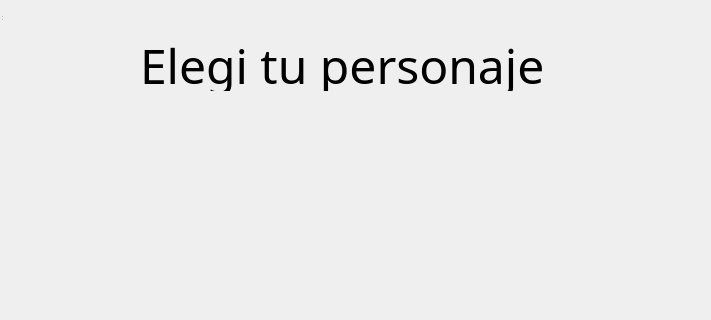
First picture: the form in src/Client/Lobby/characterselection.ui, repository franciscoduc4/TP_Jazz_Jackrabbit_2, before the edit; both pictures show x 0 to 711 and y 0 to 320 of the 800 by 600 pixel window.
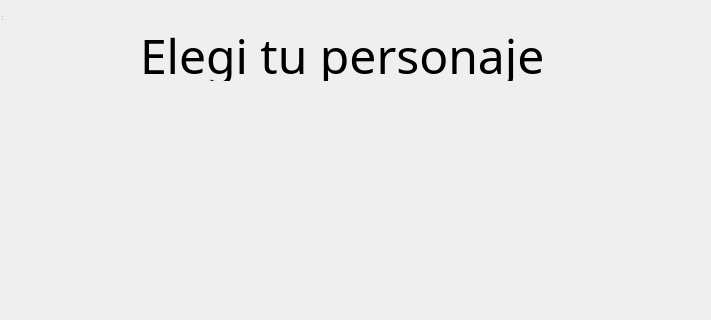
Second picture: the form after the edit.

```diff
--- a/src/Client/Lobby/characterselection.ui
+++ b/src/Client/Lobby/characterselection.ui
@@ -26,7 +26,7 @@
     <property name="geometry">
      <rect>
       <x>140</x>
-      <y>40</y>
+      <y>30</y>
       <width>491</width>
       <height>51</height>
      </rect>
```
